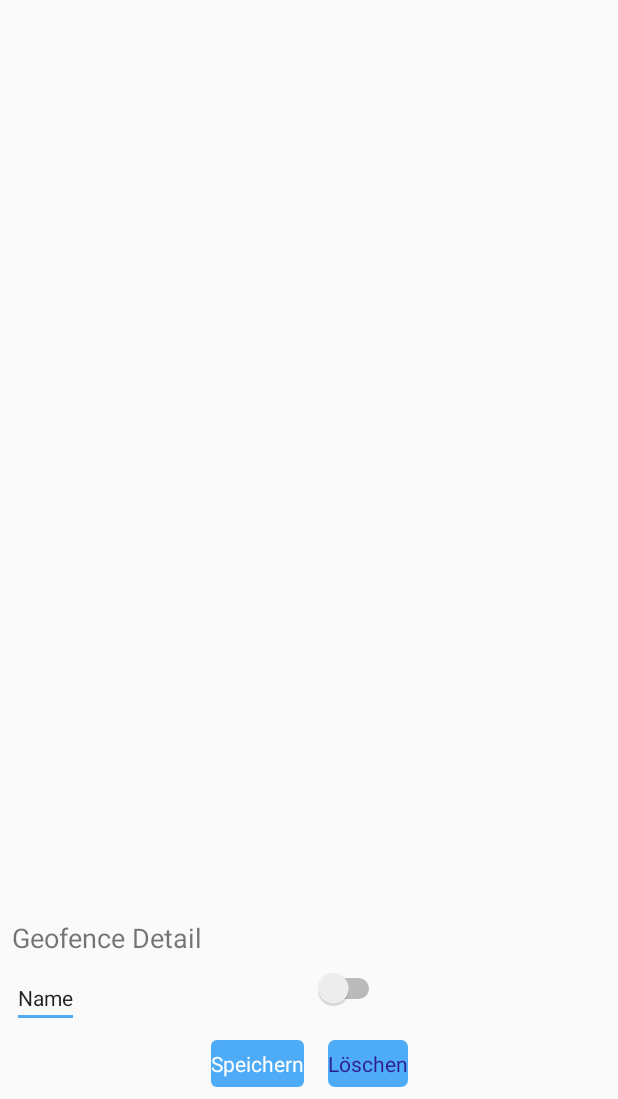
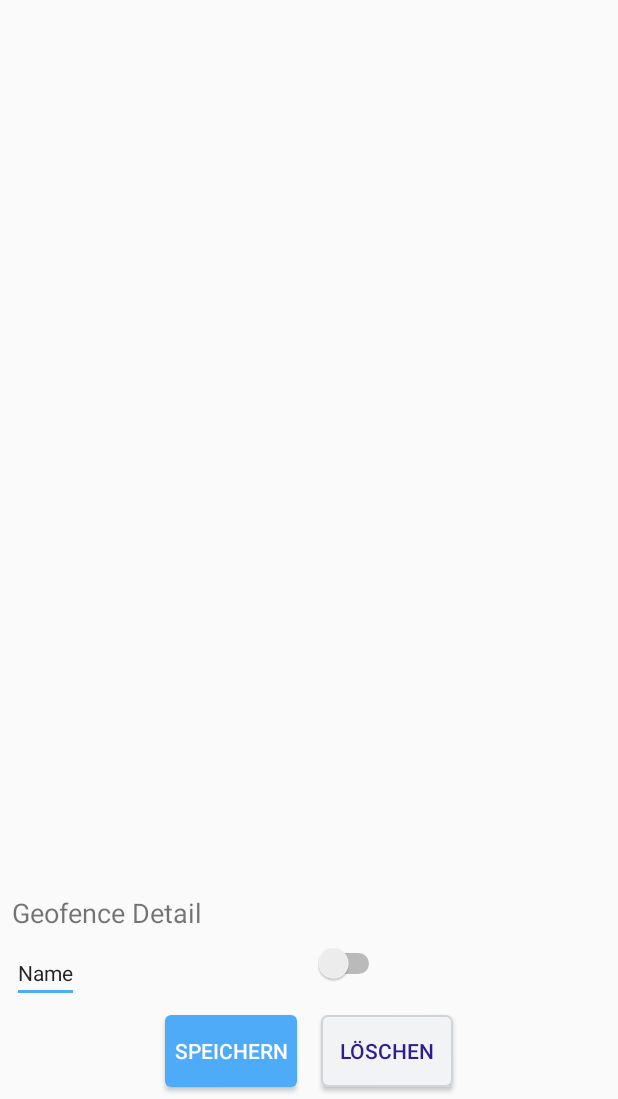
Before and after one commit to StephGit/EazyTime, an Android app: the GeoFenceDetailActivity screen opened directly, with no data from a screen before it, on a phone screen of 412 x 824 dp, the part 137-1236 px from its top. Run offline under Robolectric (Android 15) with nearby library versions, the phone set to English and light mode, and no system bars.

Commit message:
fixed bug with materialdesign

```diff
--- a/app/src/main/res/layout/activity_geofence_detail.xml
+++ b/app/src/main/res/layout/activity_geofence_detail.xml
@@ -48,7 +48,7 @@
             app:layout_constraintStart_toEndOf="@+id/et_geoFenceDetailItemName" android:layout_marginStart="8dp"
             android:layout_marginTop="8dp" app:layout_constraintTop_toBottomOf="@+id/tv_geoFenceDetailTitle"/>
 
-    <android.support.design.button.MaterialButton
+    <Button
             android:id="@+id/btn_geoFenceSave"
             android:text="@string/save"
             android:layout_width="wrap_content"
@@ -68,7 +68,7 @@
 
     />
 
-    <android.support.design.button.MaterialButton
+    <Button
             android:id="@+id/btn_geoFenceDelete"
             android:text="@string/delete"
             android:layout_width="wrap_content"
```
